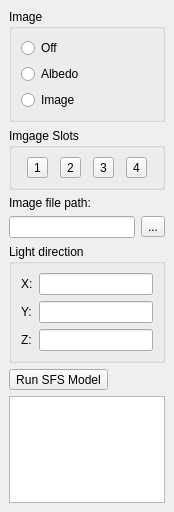
Old version of the form SFSBuilder/SFSBuilder_panel.ui in the repository bialk/trymix.
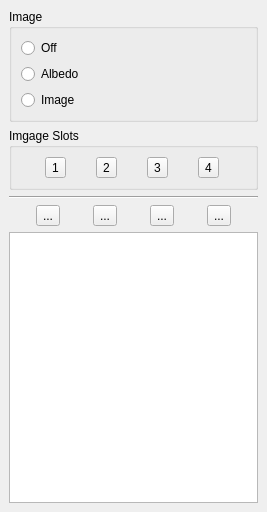
New version of the form. Icons and pictures are not drawn.

Commit message: Add build configuration and refactor SFSBuilder

```diff
--- a/SFSBuilder/SFSBuilder_panel.ui
+++ b/SFSBuilder/SFSBuilder_panel.ui
@@ -6,7 +6,7 @@
    <rect>
     <x>0</x>
     <y>0</y>
-    <width>174</width>
+    <width>267</width>
     <height>512</height>
    </rect>
   </property>
@@ -83,71 +83,73 @@
      </widget>
     </item>
     <item>
-     <widget class="QLabel" name="label">
-      <property name="text">
-       <string>Image file path:</string>
+     <widget class="Line" name="line">
+      <property name="orientation">
+       <enum>Qt::Orientation::Horizontal</enum>
       </property>
      </widget>
     </item>
     <item>
      <layout class="QHBoxLayout" name="horizontalLayout_2">
       <item>
-       <widget class="QLineEdit" name="lineEdit"/>
-      </item>
-      <item>
-       <widget class="QToolButton" name="toolButton">
+       <widget class="QToolButton" name="toolButton_ConfigLoad">
+        <property name="toolTip">
+         <string>Load Configuration</string>
+        </property>
         <property name="text">
          <string>...</string>
         </property>
+        <property name="icon">
+         <iconset theme="QIcon::ThemeIcon::DocumentOpen"/>
+        </property>
        </widget>
       </item>
-     </layout>
-    </item>
     <item>
-     <widget class="QGroupBox" name="groupBox_3">
-      <property name="title">
-       <string>Light direction</string>
-      </property>
-      <layout class="QGridLayout" name="gridLayout">
-       <item row="2" column="0">
-        <widget class="QLabel" name="label_4">
+       <widget class="QToolButton" name="toolButton_ConfigSave">
+        <property name="toolTip">
+         <string>Save Configuration</string>
+        </property>
          <property name="text">
-          <string>Z:</string>
-         </property>
-        </widget>
-       </item>
-       <item row="0" column="0">
-        <widget class="QLabel" name="label_2">
-         <property name="text">
-          <string>X:</string>
+         <string>...</string>
+        </property>
+        <property name="icon">
+         <iconset theme="QIcon::ThemeIcon::DocumentSave"/>
          </property>
         </widget>
        </item>
-       <item row="1" column="0">
-        <widget class="QLabel" name="label_3">
+      <item>
+       <widget class="QToolButton" name="toolButton_2">
+        <property name="toolTip">
+         <string>Save Configuration As</string>
+        </property>
          <property name="text">
-          <string>Y:</string>
-         </property>
-        </widget>
-       </item>
-       <item row="0" column="1">
-        <widget class="QLineEdit" name="lineEdit_2"/>
-       </item>
-       <item row="1" column="1">
-        <widget class="QLineEdit" name="lineEdit_3"/>
-       </item>
-       <item row="2" column="1">
-        <widget class="QLineEdit" name="lineEdit_4"/>
-       </item>
-      </layout>
+         <string>...</string>
+        </property>
+        <property name="icon">
+         <iconset theme="QIcon::ThemeIcon::DocumentSaveAs"/>
+        </property>
      </widget>
     </item>
     <item>
      <widget class="QToolButton" name="toolButton_RunModel">
+        <property name="cursor">
+         <cursorShape>ArrowCursor</cursorShape>
+        </property>
+        <property name="mouseTracking">
+         <bool>false</bool>
+        </property>
+        <property name="toolTip">
+         <string>Run Model</string>
+        </property>
       <property name="text">
-       <string>Run SFS Model</string>
-      </property>
-     </widget>
+         <string>...</string>
+        </property>
+        <property name="icon">
+         <iconset theme="QIcon::ThemeIcon::SyncSynchronizing"/>
+        </property>
+       </widget>
+      </item>
+     </layout>
     </item>
     <item>
      <widget class="QPlainTextEdit" name="plainTextEdit">
```
Lines whose indentation alone changed are shown as unchanged. The commit also changes 11 other files.
